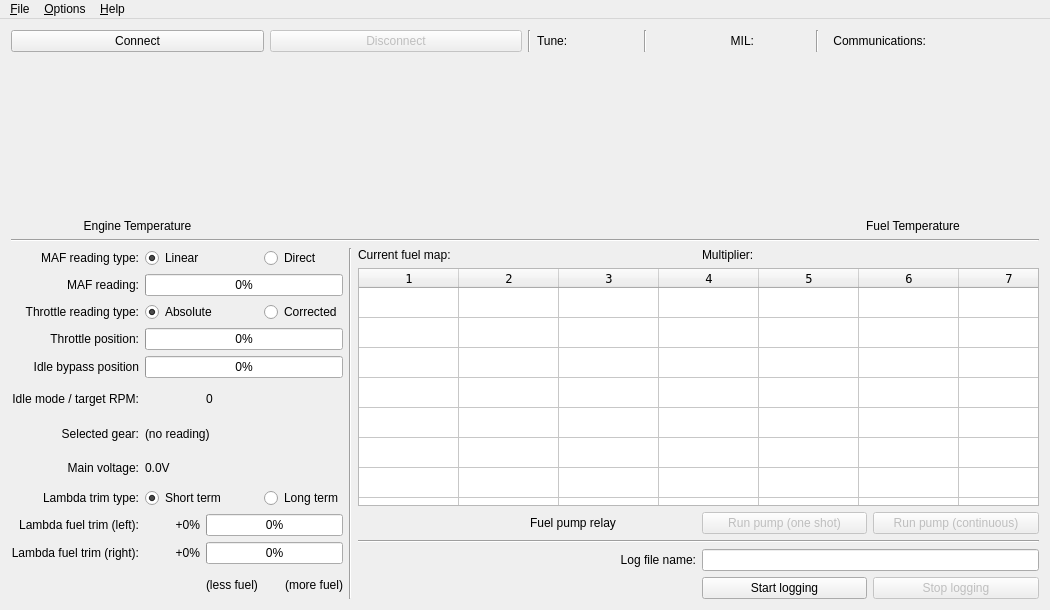
First picture: the form in mainwindow.ui, repository colinbourassa/rovergauge, before the edit.
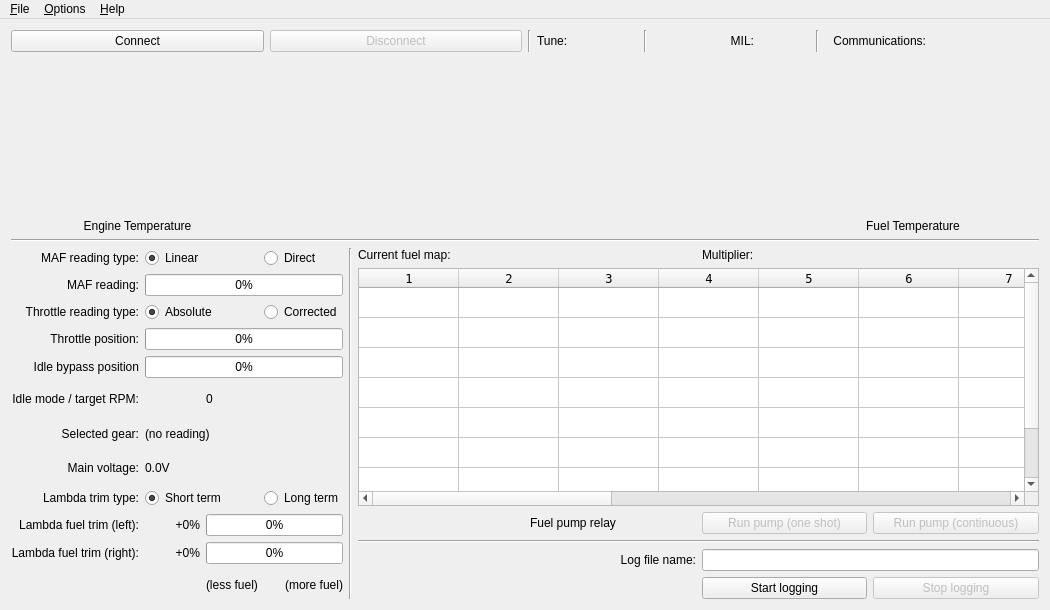
Second picture: the form after the edit. Custom widgets are drawn as their Qt base class.

Commit message: Smaller font for fuel map header row

```diff
--- a/mainwindow.ui
+++ b/mainwindow.ui
@@ -494,12 +494,6 @@
               <pointsize>9</pointsize>
              </font>
             </property>
-            <property name="verticalScrollBarPolicy">
-             <enum>Qt::ScrollBarAlwaysOff</enum>
-            </property>
-            <property name="horizontalScrollBarPolicy">
-             <enum>Qt::ScrollBarAlwaysOff</enum>
-            </property>
             <property name="rowCount">
              <number>8</number>
             </property>
```
The commit also changes 1 other file.
